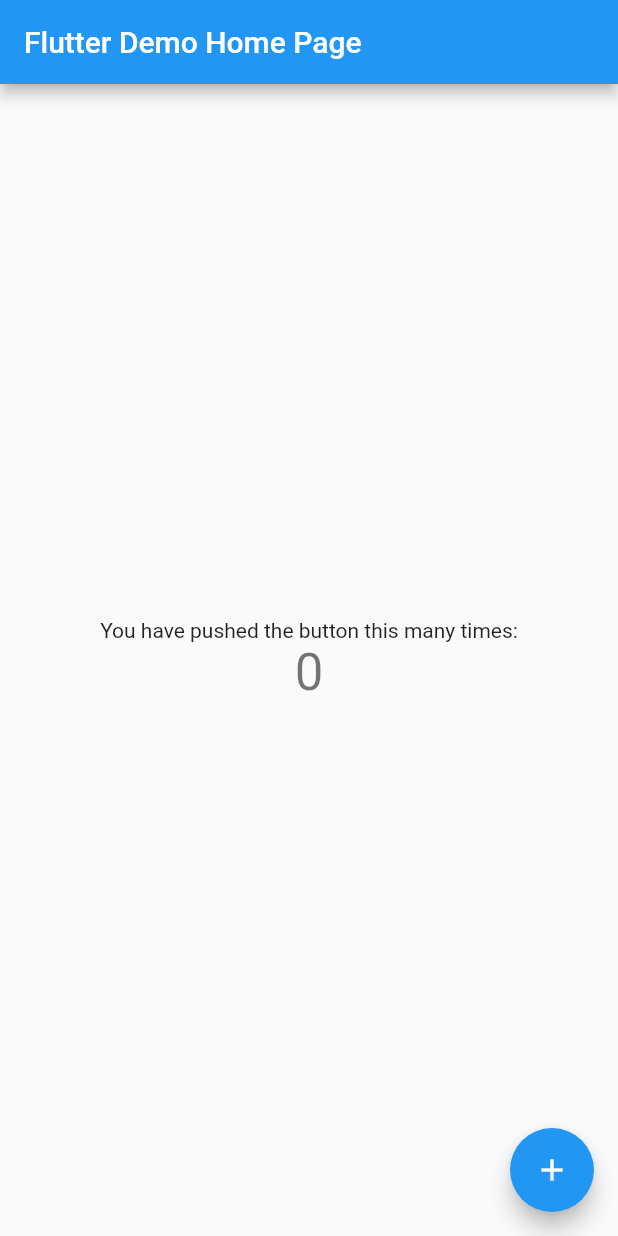
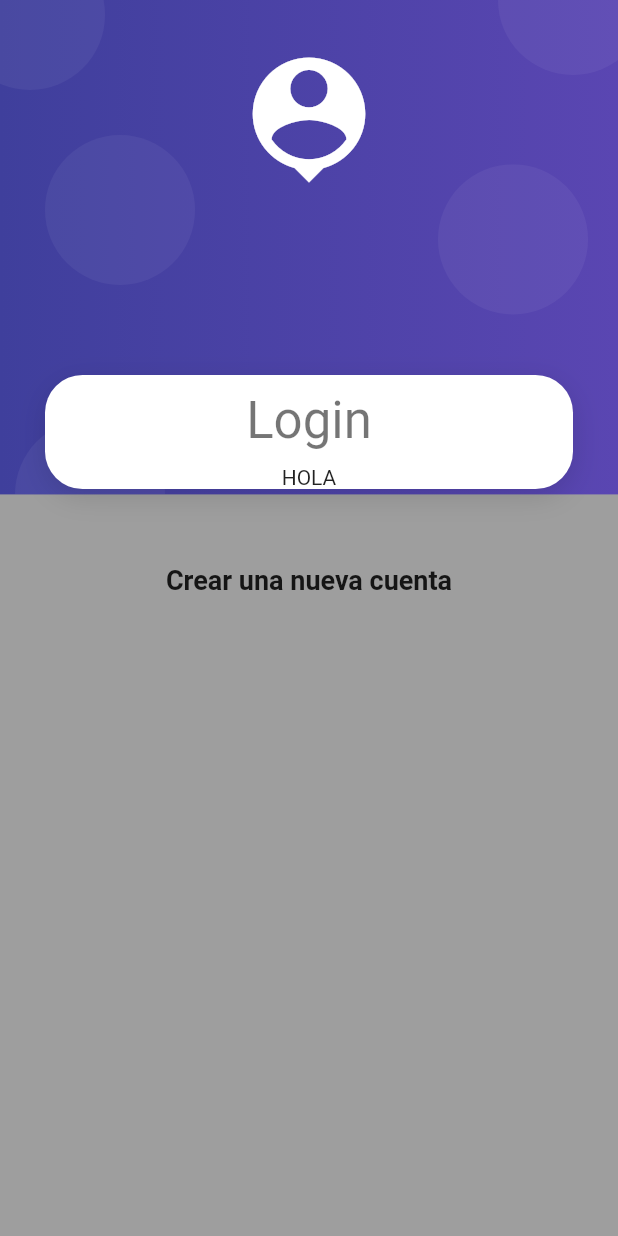
Before and after one commit to caguerrao/cf-track, a Flutter app: the screen it shows after launch, on a phone screen of 412 x 824 dp. Run offline on Flutter 3.47's test engine with Material 2 defaults, Android fonts, the phone set to English and light mode, and no system bars.

Commit message:
proceso login

```diff
--- a/lib/main.dart
+++ b/lib/main.dart
@@ -1,115 +1,37 @@
 import 'package:flutter/material.dart';
+import 'screens/screen.dart';
 
 void main() {
-  runApp(const MyApp());
+  runApp(const AppTrack());
+}
+
+class AppTrack extends StatelessWidget {
+  const AppTrack({super.key});
+
+  @override
+  Widget build(BuildContext context) {
+    return const MyApp();
+  }
 }
 
 class MyApp extends StatelessWidget {
   const MyApp({super.key});
 
-  // This widget is the root of your application.
   @override
   Widget build(BuildContext context) {
     return MaterialApp(
-      title: 'Flutter Demo',
-      theme: ThemeData(
-        // This is the theme of your application.
-        //
-        // Try running your application with "flutter run". You'll see the
-        // application has a blue toolbar. Then, without quitting the app, try
-        // changing the primarySwatch below to Colors.green and then invoke
-        // "hot reload" (press "r" in the console where you ran "flutter run",
-        // or simply save your changes to "hot reload" in a Flutter IDE).
-        // Notice that the counter didn't reset back to zero; the application
-        // is not restarted.
-        primarySwatch: Colors.blue,
-      ),
-      home: const MyHomePage(title: 'Flutter Demo Home Page'),
-    );
+        debugShowCheckedModeBanner: false,
+        title: 'Track App',
+        initialRoute: 'login',
+        routes: {
+          'login': (_) => const LoginScreen(),
+          'home': (_) => const HomeScreen(),
+        },
+        theme: ThemeData.light().copyWith(
+          scaffoldBackgroundColor: Colors.grey,
+          appBarTheme: const AppBarTheme(elevation: 0, color: Colors.indigo),
+          floatingActionButtonTheme: const FloatingActionButtonThemeData(
+              backgroundColor: Colors.indigo, elevation: 0),
+        ));
   }
 }
-
-class MyHomePage extends StatefulWidget {
-  const MyHomePage({super.key, required this.title});
-
-  // This widget is the home page of your application. It is stateful, meaning
-  // that it has a State object (defined below) that contains fields that affect
-  // how it looks.
-
-  // This class is the configuration for the state. It holds the values (in this
-  // case the title) provided by the parent (in this case the App widget) and
-  // used by the build method of the State. Fields in a Widget subclass are
-  // always marked "final".
-
-  final String title;
-
-  @override
-  State<MyHomePage> createState() => _MyHomePageState();
-}
-
-class _MyHomePageState extends State<MyHomePage> {
-  int _counter = 0;
-
-  void _incrementCounter() {
-    setState(() {
-      // This call to setState tells the Flutter framework that something has
-      // changed in this State, which causes it to rerun the build method below
-      // so that the display can reflect the updated values. If we changed
-      // _counter without calling setState(), then the build method would not be
-      // called again, and so nothing would appear to happen.
-      _counter++;
-    });
-  }
-
-  @override
-  Widget build(BuildContext context) {
-    // This method is rerun every time setState is called, for instance as done
-    // by the _incrementCounter method above.
-    //
-    // The Flutter framework has been optimized to make rerunning build methods
-    // fast, so that you can just rebuild anything that needs updating rather
-    // than having to individually change instances of widgets.
-    return Scaffold(
-      appBar: AppBar(
-        // Here we take the value from the MyHomePage object that was created by
-        // the App.build method, and use it to set our appbar title.
-        title: Text(widget.title),
-      ),
-      body: Center(
-        // Center is a layout widget. It takes a single child and positions it
-        // in the middle of the parent.
-        child: Column(
-          // Column is also a layout widget. It takes a list of children and
-          // arranges them vertically. By default, it sizes itself to fit its
-          // children horizontally, and tries to be as tall as its parent.
-          //
-          // Invoke "debug painting" (press "p" in the console, choose the
-          // "Toggle Debug Paint" action from the Flutter Inspector in Android
-          // Studio, or the "Toggle Debug Paint" command in Visual Studio Code)
-          // to see the wireframe for each widget.
-          //
-          // Column has various properties to control how it sizes itself and
-          // how it positions its children. Here we use mainAxisAlignment to
-          // center the children vertically; the main axis here is the vertical
-          // axis because Columns are vertical (the cross axis would be
-          // horizontal).
-          mainAxisAlignment: MainAxisAlignment.center,
-          children: <Widget>[
-            const Text(
-              'You have pushed the button this many times:',
-            ),
-            Text(
-              '$_counter',
-              style: Theme.of(context).textTheme.headline4,
-            ),
-          ],
-        ),
-      ),
-      floatingActionButton: FloatingActionButton(
-        onPressed: _incrementCounter,
-        tooltip: 'Increment',
-        child: const Icon(Icons.add),
-      ), // This trailing comma makes auto-formatting nicer for build methods.
-    );
-  }
-}
--- /dev/null
+++ b/lib/screens/home_screen.dart
@@ -0,0 +1,10 @@
+import 'package:flutter/widgets.dart';
+
+class HomeScreen extends StatelessWidget {
+  const HomeScreen({super.key});
+
+  @override
+  Widget build(BuildContext context) {
+    return const Text("HomeScreen");
+  }
+}
--- /dev/null
+++ b/lib/screens/login_screen.dart
@@ -0,0 +1,40 @@
+import 'package:flutter/material.dart';
+import 'package:track/widgets/widgets.dart';
+
+class LoginScreen extends StatelessWidget {
+  const LoginScreen({super.key});
+
+  @override
+  Widget build(BuildContext context) {
+    return Scaffold(
+        body: AuthBackground(
+            child: SingleChildScrollView(
+      child: Column(
+        children: [
+          const SizedBox(height: 250),
+          CardContainer(
+              child: Column(
+            children: [
+              const SizedBox(height: 10),
+              Text("Login", style: Theme.of(context).textTheme.headline4),
+              const SizedBox(height: 10),
+              _LoginForm()
+            ],
+          )),
+          const SizedBox(height: 50),
+          const Text(
+            "Crear una nueva cuenta",
+            style: TextStyle(fontSize: 18, fontWeight: FontWeight.bold),
+          )
+        ],
+      ),
+    )));
+  }
+}
+
+class _LoginForm extends StatelessWidget {
+  @override
+  Widget build(BuildContext context) {
+    return const Text("HOLA");
+  }
+}
--- /dev/null
+++ b/lib/screens/screen.dart
@@ -0,0 +1,2 @@
+export 'package:track/screens/home_screen.dart';
+export 'package:track/screens/login_screen.dart';
--- /dev/null
+++ b/lib/widgets/auth.dart
@@ -0,0 +1,78 @@
+import 'package:flutter/material.dart';
+
+class AuthBackground extends StatelessWidget {
+  final Widget child;
+
+  const AuthBackground({super.key, required this.child});
+
+  @override
+  Widget build(BuildContext context) {
+    return SizedBox(
+      width: double.infinity,
+      height: double.infinity,
+      child: Stack(
+        children: [_PurpleBox(), const _HeaderIcon(), child],
+      ),
+    );
+  }
+}
+
+class _HeaderIcon extends StatelessWidget {
+  const _HeaderIcon({
+    Key? key,
+  }) : super(key: key);
+
+  @override
+  Widget build(BuildContext context) {
+    return SafeArea(
+      child: Container(
+        margin: const EdgeInsets.only(top: 30),
+        width: double.infinity,
+        child: const Icon(
+          Icons.person_pin,
+          color: Colors.white,
+          size: 100,
+        ),
+      ),
+    );
+  }
+}
+
+class _PurpleBox extends StatelessWidget {
+  @override
+  Widget build(BuildContext context) {
+    final size = MediaQuery.of(context).size;
+
+    return Container(
+      width: double.infinity,
+      height: size.height * .4,
+      decoration: _purpleBackground(),
+      child: Stack(children: [
+        Positioned(top: 90, left: 30, child: _Bubble()),
+        Positioned(top: -40, left: -30, child: _Bubble()),
+        Positioned(top: -50, right: -20, child: _Bubble()),
+        Positioned(bottom: -50, left: 10, child: _Bubble()),
+        Positioned(bottom: 120, right: 20, child: _Bubble()),
+      ]),
+    );
+  }
+
+  BoxDecoration _purpleBackground() => const BoxDecoration(
+          gradient: LinearGradient(colors: [
+        Color.fromRGBO(63, 63, 156, 1),
+        Color.fromRGBO(90, 70, 178, 1)
+      ]));
+}
+
+class _Bubble extends StatelessWidget {
+  @override
+  Widget build(BuildContext context) {
+    return Container(
+      width: 100,
+      height: 100,
+      decoration: BoxDecoration(
+          borderRadius: BorderRadius.circular(100),
+          color: const Color.fromRGBO(255, 255, 255, 0.05)),
+    );
+  }
+}
--- /dev/null
+++ b/lib/widgets/card_container.dart
@@ -0,0 +1,29 @@
+import 'package:flutter/material.dart';
+
+class CardContainer extends StatelessWidget {
+  final Widget child;
+
+  const CardContainer({super.key, required this.child});
+
+  @override
+  Widget build(BuildContext context) {
+    return Padding(
+      padding: const EdgeInsets.symmetric(horizontal: 30),
+      child: Container(
+        width: double.infinity,
+        //   height: 300,
+        decoration: _createCardShape(),
+        child: child,
+      ),
+    );
+  }
+
+  BoxDecoration _createCardShape() => BoxDecoration(
+          color: Colors.white,
+          borderRadius: BorderRadius.circular(25),
+          // ignore: prefer_const_literals_to_create_immutables
+          boxShadow: [
+            const BoxShadow(
+                color: Colors.black12, blurRadius: 15, offset: Offset(0, 5))
+          ]);
+}
--- /dev/null
+++ b/lib/widgets/widgets.dart
@@ -0,0 +1,2 @@
+export 'package:track/widgets/auth.dart';
+export 'package:track/widgets/card_container.dart';
```
